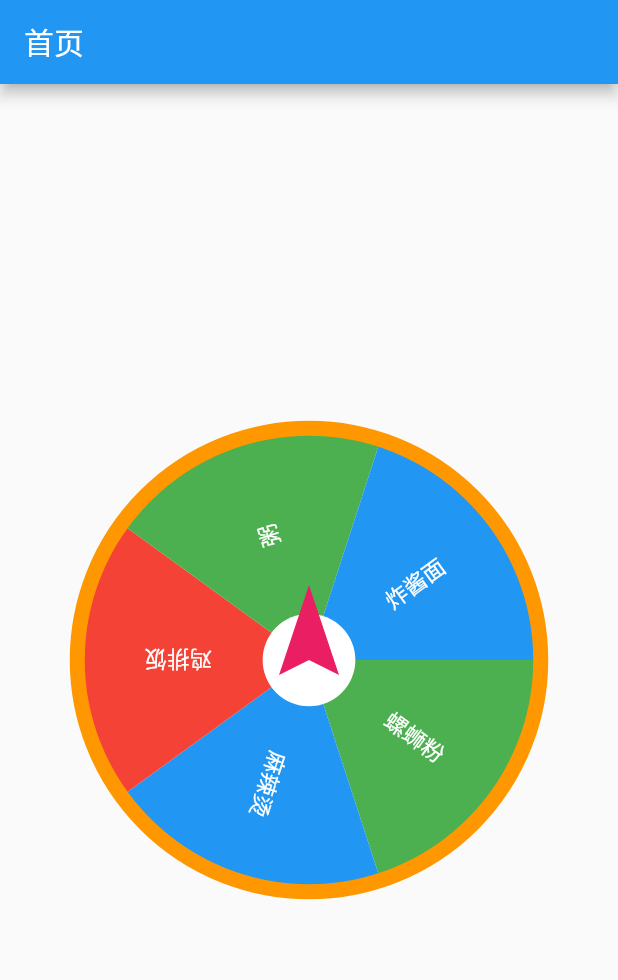
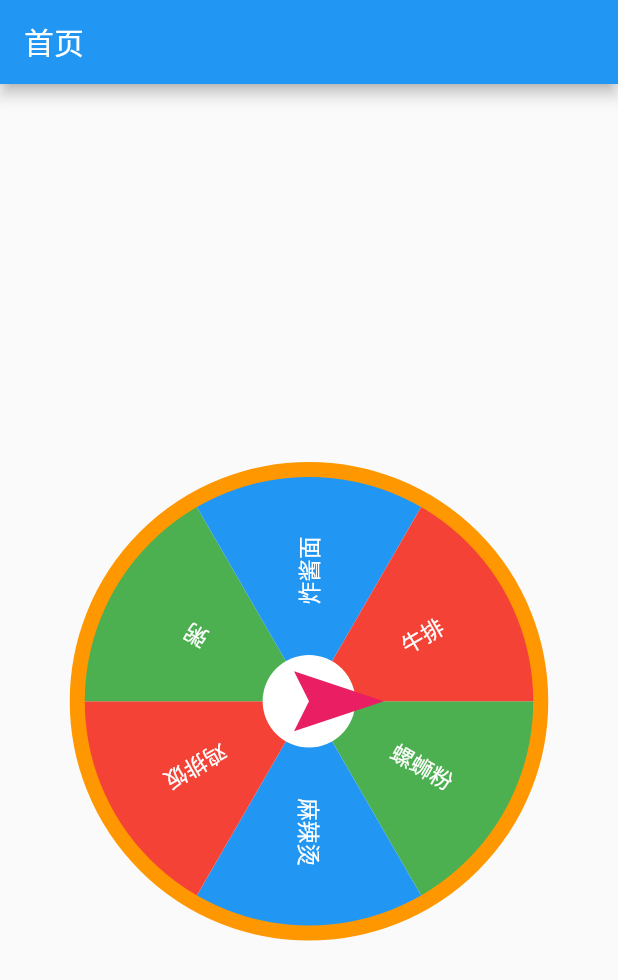
Before and after one commit to woxihejinghao/luckTurntable, a Flutter app: the screen it shows after launch, on a phone screen of 412 x 824 dp. Shown: the top 980 px of the screen. Run offline on Flutter 3.47's test engine with Material 2 defaults, Android fonts, the phone set to English and light mode, and no system bars.

Commit message:
完善结果获取

```diff
--- a/lib/home_page.dart
+++ b/lib/home_page.dart
@@ -1,7 +1,11 @@
+import 'dart:async';
+import 'dart:math';
 import 'dart:typed_data';
 
 import 'package:flutter/material.dart';
+import 'package:flutter/physics.dart';
 import 'package:flutter/services.dart';
+import 'package:flutter/widgets.dart';
 import 'package:luck_turntable/turntable_paint.dart';
 import 'dart:ui' as ui;
 
@@ -12,20 +16,24 @@ class HomePage extends StatefulWidget {
   _HomePageState createState() => _HomePageState();
 }
 
-class _HomePageState extends State<HomePage> {
-  ui.Image? _icon;
-  ui.Image? _point;
+class _HomePageState extends State<HomePage>
+    with SingleTickerProviderStateMixin {
+  late AnimationController _controller;
+  late Animation<double> _angleAnimation;
+  String result = "";
+  final List<String> titles = ["螺蛳粉", "麻辣烫", "鸡排饭", "粥", "炸酱面", "牛排"];
+
+  double target = 0;
   @override
   void initState() {
     super.initState();
-
-    _loadImage().then((value) {
-      setState(() {
-        List<ui.Image>? _imageList = value;
-        _icon = _imageList[0];
-        _point = _imageList[1];
-      });
-    });
+    _controller =
+        AnimationController(vsync: this, duration: const Duration(seconds: 1));
+    // _controller.fling(
+    //     velocity: 10,
+    //     springDescription:
+    //         const SpringDescription(mass: 1, stiffness: 500, damping: 3));
+    _angleAnimation = CurvedAnimation(parent: _controller, curve: Curves.ease);
   }
 
   @override
@@ -34,34 +42,56 @@ class _HomePageState extends State<HomePage> {
       appBar: AppBar(
         title: const Text("首页"),
       ),
-      body: Center(
-        child: SizedBox(
-          height: MediaQuery.of(context).size.width * 3 / 4,
-          width: MediaQuery.of(context).size.width * 3 / 4,
-          child: CustomPaint(
-            painter: TurntablePainter(
-                ["螺蛳粉", "麻辣烫", "鸡排饭", "粥", "炸酱面"], _icon, _point),
+      body: GestureDetector(
+        onDoubleTap: () {
+          _controller.stop();
+          // _controller.duration = const Duration(seconds: 5);
+          // Timer.periodic(const Duration(seconds: 2), (timer) {
+          //   _controller.stop();
+          //   timer.cancel();
+          // });
+        },
+        onTap: () {
+          setState(() {
+            target = Random().nextDouble();
+
+            _controller.reset();
+            _controller.forward().then((value) {
+              setState(() {
+                var result = (target * titles.length).toInt();
+
+                this.result = titles[result];
+                print("结果:${this.result} - $result");
+              });
+            });
+          });
+        },
+        child: Center(
+          child: Column(
+            mainAxisAlignment: MainAxisAlignment.center,
+            children: [
+              Text(
+                result,
+                style: const TextStyle(
+                    fontSize: 30,
+                    fontWeight: FontWeight.bold,
+                    color: Colors.red),
+              ),
+              const SizedBox(
+                height: 20,
+              ),
+              SizedBox(
+                height: MediaQuery.of(context).size.width * 3 / 4,
+                width: MediaQuery.of(context).size.width * 3 / 4,
+                child: CustomPaint(
+                  painter:
+                      TurntablePainter(titles, _angleAnimation, target: target),
+                ),
+              )
+            ],
           ),
         ),
       ),
     );
   }
-
-  Future<List<ui.Image>> _loadImage() async {
-    //   Uri uri = Uri.parse("assets/images/heart.png");
-    // Image.asset("assets/images/heart.png").lis
-    List<ui.Image> list = [];
-    ByteData data = await rootBundle.load("assets/images/heart.png");
-    ui.Codec codec = await ui.instantiateImageCodec(data.buffer.asUint8List());
-    ui.FrameInfo fi = await codec.getNextFrame();
-
-    list.add(fi.image);
-
-    data = await rootBundle.load("assets/images/point.png");
-    codec = await ui.instantiateImageCodec(data.buffer.asUint8List());
-    fi = await codec.getNextFrame();
-
-    list.add(fi.image);
-    return list;
-  }
 }
--- a/lib/turntable_paint.dart
+++ b/lib/turntable_paint.dart
@@ -5,10 +5,11 @@ import 'package:flutter/material.dart';
 class TurntablePainter extends CustomPainter {
   ///标题组
   final List<String> titles;
-  final ui.Image? icon;
-  final ui.Image? point;
+  final Animation<double> repaint;
+  final double? target;
 
-  TurntablePainter(this.titles, this.icon, this.point);
+  TurntablePainter(this.titles, this.repaint, {this.target})
+      : super(repaint: repaint);
 
   @override
   void paint(Canvas canvas, Size size) {
@@ -54,20 +55,6 @@ class TurntablePainter extends CustomPainter {
     paint.color = Colors.white;
     canvas.drawCircle(
         Offset(size.width / 2, size.height / 2), size.width / 10, paint);
-    //绘制图标
-    // ui.Image icon = ui.Image()
-
-    if (icon != null) {
-      // canvas.drawImage(icon!, Offset(size.width / 2, size.height / 2), paint);
-      // canvas.drawImageRect(
-      //     icon!,
-      //     Rect.fromLTRB(0, 0, icon!.width * 1.0, icon!.height * 1.0),
-      //     Rect.fromCenter(
-      //         center: Offset(size.width / 2, size.height / 2),
-      //         width: size.width / 8,
-      //         height: size.width / 8),
-      //     paint);
-    }
 
     ///绘制外圆
     canvas.drawCircle(
@@ -102,6 +89,11 @@ class TurntablePainter extends CustomPainter {
   _drawPoint(Canvas canvas, Size size) {
     canvas.save();
     canvas.translate(size.width / 2, size.height / 2);
+    double num = 5;
+    if (target != null) {
+      num += target!;
+    }
+    canvas.rotate(repaint.value * 2 * pi * num + pi * 0.5);
     Path path = Path();
 
     path.moveTo(0, -50);
@@ -124,7 +116,9 @@ class TurntablePainter extends CustomPainter {
   }
 
   @override
-  bool shouldRepaint(CustomPainter oldDelegate) => false;
+  bool shouldRepaint(TurntablePainter oldDelegate) {
+    return oldDelegate.repaint.value != repaint.value;
+  }
 
   @override
   bool shouldRebuildSemantics(CustomPainter oldDelegate) => false;
```
